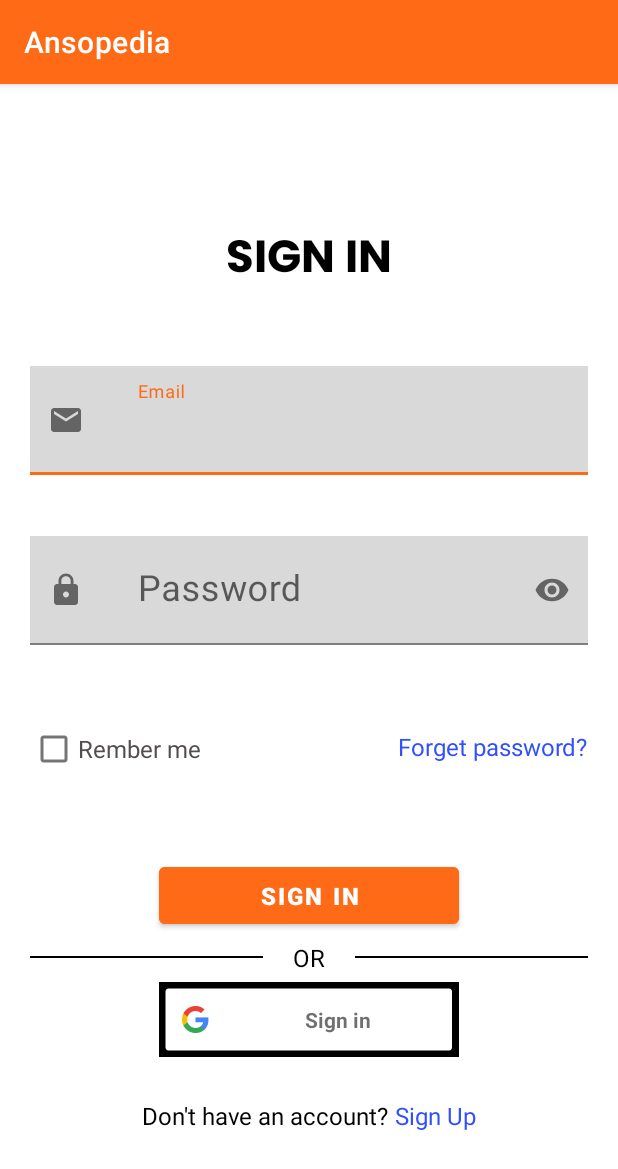
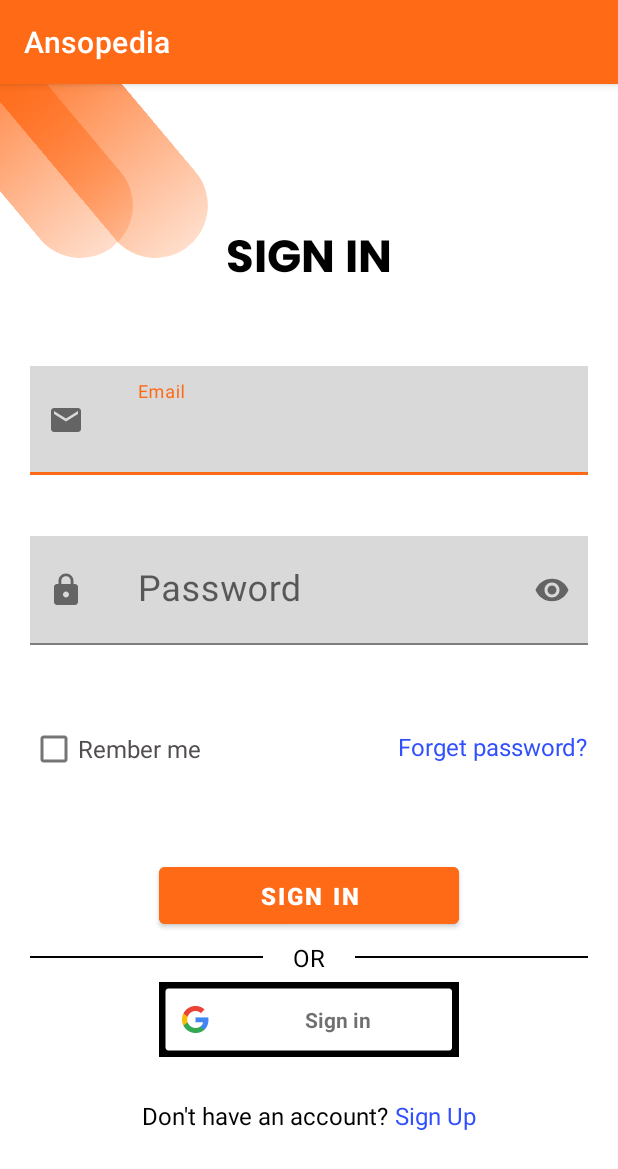
Before and after one commit to Shahbibek/Ansopedia, an Android app: the screen it shows after launch (SignInActivity), on a phone screen of 412 x 824 dp. Shown: the top 1169 px of the screen. Run offline under Robolectric (Android 15) with nearby library versions, the phone set to English and light mode, and no system bars.

Commit message:
Background shape added...

```diff
--- a/app/src/main/res/drawable/ovalshape.xml
+++ b/app/src/main/res/drawable/ovalshape.xml
@@ -1,13 +1,17 @@
 <?xml version="1.0" encoding="utf-8"?>
 <shape xmlns:android="http://schemas.android.com/apk/res/android"
-    android:shape="oval"
+    android:shape="rectangle"
     >
-    <solid
-        android:color="@color/oval_color">
+    <gradient
+        android:type="linear"
+        android:startColor="@color/oval_color_1"
+        android:endColor="@color/oval_color_2">
+    </gradient>
+    <size
+        android:height="50dp" android:width="150dp">
+    </size>
+    <corners
+        android:radius="90dp">
+    </corners>
 
-    </solid>
-    <size
-        android:height="205dp" android:width="205dp">
-
-    </size>
 </shape>
--- a/app/src/main/res/layout/activity_sign_in.xml
+++ b/app/src/main/res/layout/activity_sign_in.xml
@@ -10,23 +10,25 @@
         android:layout_width="match_parent"
         android:layout_height="match_parent">
 
-<!--        <androidx.constraintlayout.utils.widget.MotionLabel-->
-<!--            android:layout_width="205dp"-->
-<!--            android:layout_height="205dp"-->
-<!--            android:layout_marginLeft="-105dp"-->
-<!--            android:layout_marginTop="-70dp"-->
-<!--            android:background="@drawable/ovalshape"-->
-<!--            android:text="">-->
-<!--        </androidx.constraintlayout.utils.widget.MotionLabel>-->
+        <androidx.constraintlayout.utils.widget.MotionLabel
+            android:layout_width="190dp"
+            android:layout_height="70dp"
+            android:layout_marginLeft="-30dp"
+            android:background="@drawable/ovalshape"
+            android:rotation="50"
+            android:text="">
 
-<!--        <androidx.constraintlayout.utils.widget.MotionLabel-->
-<!--            android:layout_width="205dp"-->
-<!--            android:layout_height="205dp"-->
-<!--            android:layout_marginLeft="-30dp"-->
-<!--            android:layout_marginTop="-135dp"-->
-<!--            android:background="@drawable/ovalshape"-->
-<!--            android:text="">-->
-<!--        </androidx.constraintlayout.utils.widget.MotionLabel>-->
+        </androidx.constraintlayout.utils.widget.MotionLabel>
+
+        <androidx.constraintlayout.utils.widget.MotionLabel
+            android:layout_width="190dp"
+            android:layout_height="70dp"
+            android:layout_marginLeft="-80dp"
+            android:background="@drawable/ovalshape"
+            android:rotation="50"
+            android:text="">
+
+        </androidx.constraintlayout.utils.widget.MotionLabel>
 
         <androidx.constraintlayout.widget.ConstraintLayout
             android:layout_width="match_parent"
--- a/app/src/main/res/values/colors.xml
+++ b/app/src/main/res/values/colors.xml
@@ -19,7 +19,9 @@
     <color name="textButton">#008000</color>
 
     <color name="price_color">#5E8E04</color>
-    <color name="oval_color">#66F55D1C</color>
+    <color name="oval_color_1">#FF6916</color>
+    <color name="oval_color_2">#39FF6A17</color>
+
     <color name="contact_shape">#F55D1C</color>
     <color name="editText_bg">#D9D9D9</color>
     <color name="border_color">#525252</color>
```
Also changed, not shown: app/src/main/res/layout/activity_about_us.xml (+19 -0 lines), app/src/main/res/layout/activity_enter_otpactivity.xml (+19 -0 lines), app/src/main/res/layout/activity_enter_password.xml (+19 -0 lines), app/src/main/res/layout/activity_forget_password.xml (+19 -0 lines), app/src/main/res/layout/activity_password_reset_successful.xml (+19 -0 lines), app/src/main/res/layout/activity_signup.xml (+20 -0 lines).
